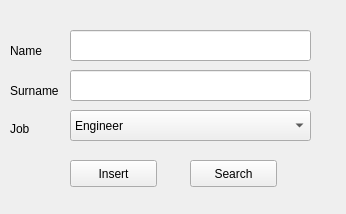
Qt form contact_book_gui.ui (stefanobazzi/contact_book) before a commit.
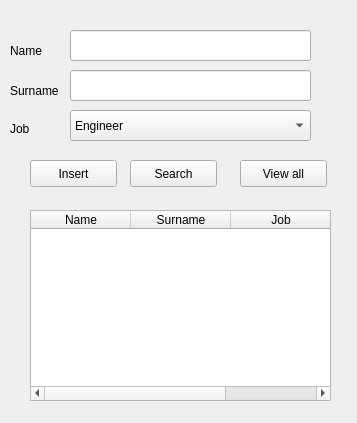
The same form after that commit.

Commit message: added button and table in gui

```diff
--- a/contact_book_gui.ui
+++ b/contact_book_gui.ui
@@ -6,8 +6,8 @@
    <rect>
     <x>0</x>
     <y>0</y>
-    <width>346</width>
-    <height>214</height>
+    <width>357</width>
+    <height>423</height>
    </rect>
   </property>
   <property name="windowTitle">
@@ -16,7 +16,7 @@
   <widget class="QPushButton" name="insert_button">
    <property name="geometry">
     <rect>
-     <x>70</x>
+     <x>30</x>
      <y>160</y>
      <width>87</width>
      <height>27</height>
@@ -29,7 +29,7 @@
   <widget class="QPushButton" name="search_button">
    <property name="geometry">
     <rect>
-     <x>190</x>
+     <x>130</x>
      <y>160</y>
      <width>87</width>
      <height>27</height>
@@ -126,6 +126,53 @@
     <set>Qt::AlignLeading|Qt::AlignLeft|Qt::AlignVCenter</set>
    </property>
   </widget>
+  <widget class="QTableWidget" name="users_table">
+   <property name="geometry">
+    <rect>
+     <x>30</x>
+     <y>210</y>
+     <width>301</width>
+     <height>191</height>
+    </rect>
+   </property>
+   <property name="autoFillBackground">
+    <bool>false</bool>
+   </property>
+   <property name="rowCount">
+    <number>0</number>
+   </property>
+   <property name="columnCount">
+    <number>3</number>
+   </property>
+   <column>
+    <property name="text">
+     <string>Name</string>
+    </property>
+   </column>
+   <column>
+    <property name="text">
+     <string>Surname</string>
+    </property>
+   </column>
+   <column>
+    <property name="text">
+     <string>Job</string>
+    </property>
+   </column>
+  </widget>
+  <widget class="QPushButton" name="viewall_button">
+   <property name="geometry">
+    <rect>
+     <x>240</x>
+     <y>160</y>
+     <width>87</width>
+     <height>27</height>
+    </rect>
+   </property>
+   <property name="text">
+    <string>View all</string>
+   </property>
+  </widget>
  </widget>
  <resources/>
  <connections/>
```
Left out of the diff: 2 changed lines with no effect on the pictures. The commit also changes 2 other files.
